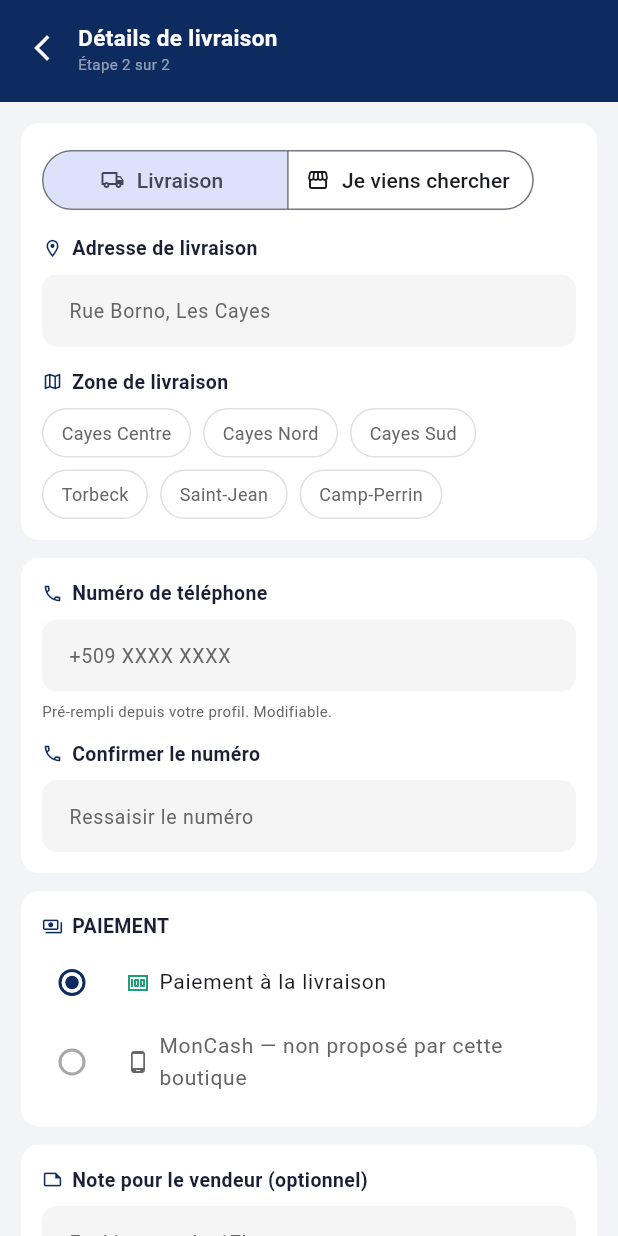
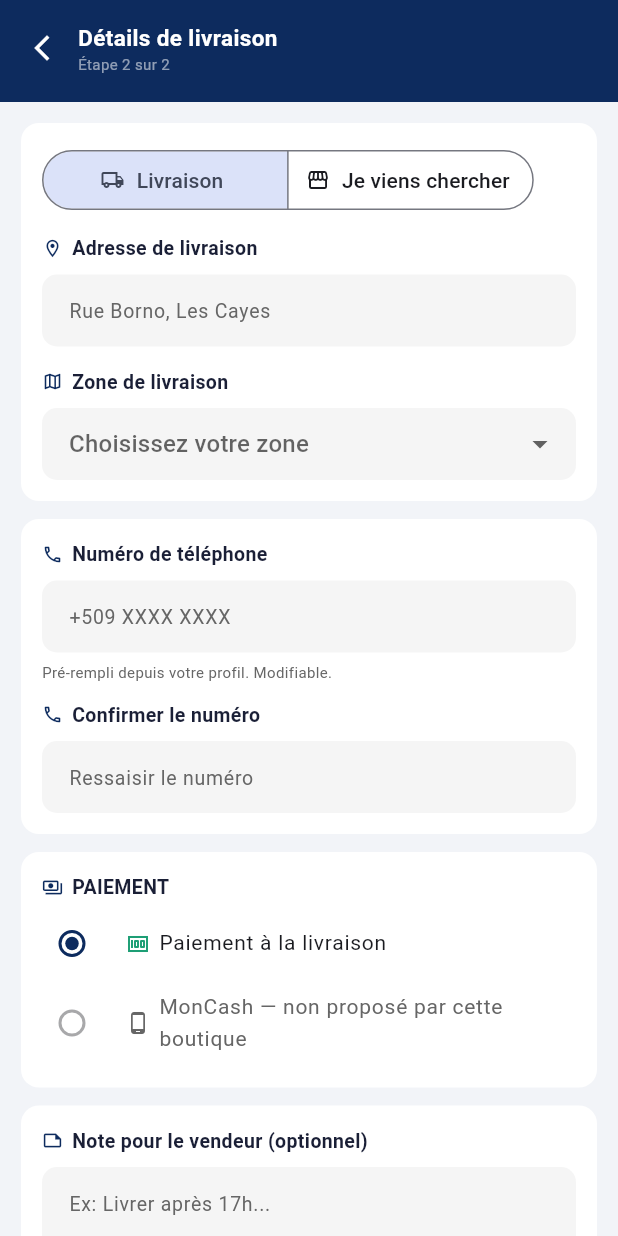
Before and after one commit to Faitza/CommercHaiti, a Flutter app: the OrderFormScreen screen opened by its route, on a phone screen of 412 x 824 dp. Run offline on Flutter 3.47's test engine with Material 3 defaults, Android fonts, the phone set to English and light mode, and no system bars; our stand-ins replace cached_network_image, firebase_core, firebase_messaging, flutter_image_compress, go_router, image_picker and 5 more; missing offline and left inert: tflite_flutter; accounts and stored records are empty; network calls fail.

Commit message:
Zones de livraison : menu déroulant vendeur et erreur côté client
Vendeur (création et modification de la boutique) : menu déroulant des
zones + champ « Autre zone » à écrire, zones choisies retirables.
Client : menu déroulant de sa zone ; si la boutique n'y livre pas,
message d'erreur et commande bloquée. Le serveur refuse aussi la
commande (trigger de migration_frais_livraison.sql).

Co-Authored-By: Claude Opus 5.5 <noreply@anthropic.com>
Claude-Session: https://claude.ai/code/session_01NsHeYk4rPbiQcuxabrTknd

```diff
--- /dev/null
+++ b/lib/constants/zones.dart
@@ -0,0 +1,21 @@
+/// Zones de livraison
+/// Path : lib/constants/zones.dart
+///
+/// Liste des zones proposées dans le menu déroulant du vendeur (création
+/// et modification de la boutique) et du client (formulaire de commande).
+/// Un vendeur peut aussi écrire une autre zone : elle est alors rangée
+/// telle quelle dans shops.zones_livraison.
+class Zones {
+  Zones._();
+
+  static const List<String> toutes = [
+    'Cayes Centre', 'Cayes Nord', 'Cayes Sud',
+    'Torbeck', 'Saint-Jean', 'Maniche', 'Camp-Perrin',
+  ];
+
+  /// Comparaison sans tenir compte des majuscules ni des espaces autour,
+  /// pour qu'une zone écrite à la main ("torbeck ") corresponde à la
+  /// zone de la liste ("Torbeck").
+  static bool memeZone(String a, String b) =>
+      a.trim().toLowerCase() == b.trim().toLowerCase();
+}
--- a/lib/screens/orders/order_form_screen.dart
+++ b/lib/screens/orders/order_form_screen.dart
@@ -8,6 +8,7 @@ import '../../providers/order_provider.dart';
 import '../../models/order_model.dart';
 import '../../models/shop_model.dart';
 import '../../providers/theme_provider.dart';
+import '../../constants/zones.dart';
 import '../../constants/app_colors.dart';
 import '../../widgets/moncash_widgets.dart';
 import '../../services/database_service.dart';
@@ -41,9 +42,12 @@ class _OrderFormScreenState extends State<OrderFormScreen> {
   final _telephoneCtrl = TextEditingController();
   final _confirmTelCtrl = TextEditingController();
   final _noteCtrl = TextEditingController();
-  // Zone de livraison choisie parmi `_zones` (chaîne vide = rien de
+  // Zone du client choisie dans le menu déroulant (chaîne vide = rien de
   // sélectionné, ce qui bloque la validation dans `_valider()`).
+  // `_autreZone` = le client a choisi "Autre zone" (absente de la liste).
   String _zone = '';
+  bool _autreZone = false;
+  static const String _valeurAutre = '__autre__';
   // true = le client vient chercher sa commande à la boutique : pas
   // d'adresse, pas de zone, pas de frais de livraison.
   bool _retrait = false;
@@ -55,15 +59,39 @@ class _OrderFormScreenState extends State<OrderFormScreen> {
   String? _moncashNumero;
   // Zones livrées par la boutique du panier et leur prix de livraison
   // (HTG). Vide tant que la boutique n'est pas chargée, ou si elle n'a
-  // configuré aucune zone : on retombe alors sur la liste fixe `_zones`.
+  // configuré aucune zone (anciennes boutiques : toute zone acceptée).
   Map<String, double> _fraisParZone = {};
 
-  List<String> get _zonesProposees =>
-      _fraisParZone.isEmpty ? _zones : _fraisParZone.keys.toList();
+  // Menu déroulant : toutes les zones de la liste + celles que la
+  // boutique a écrites elle-même, pour que le client trouve la sienne.
+  List<String> get _zonesProposees => [
+        ...Zones.toutes,
+        ..._fraisParZone.keys
+            .where((z) => !Zones.toutes.any((t) => Zones.memeZone(t, z))),
+      ];
+
+  // Nom de la zone tel que la boutique l'a enregistré (null = la boutique
+  // ne livre pas dans `zone`).
+  String? _zoneBoutique(String zone) {
+    for (final z in _fraisParZone.keys) {
+      if (Zones.memeZone(z, zone)) return z;
+    }
+    return null;
+  }
+
+  // true quand le client a choisi une zone où la boutique ne livre pas :
+  // message d'erreur sous le menu et commande bloquée.
+  bool get _zoneNonLivree =>
+      !_retrait &&
+      (_autreZone ||
+          (_zone.isNotEmpty &&
+              _fraisParZone.isNotEmpty &&
+              _zoneBoutique(_zone) == null));
 
   // Prix de livraison de la zone choisie. Le serveur recalcule le même
   // montant à la création de la commande (migration_frais_livraison.sql).
-  double get _fraisLivraison => _retrait ? 0 : _fraisParZone[_zone] ?? 0;
+  double get _fraisLivraison =>
+      _retrait ? 0 : _fraisParZone[_zoneBoutique(_zone) ?? ''] ?? 0;
   // Numéro de transaction MonCash saisi par le client.
   final _moncashRefCtrl = TextEditingController();
   // Bascule à `true` pendant l'appel réseau de création de commande, pour
@@ -75,13 +103,6 @@ class _OrderFormScreenState extends State<OrderFormScreen> {
   // appui, nouvel essai après une erreur réseau) envoient la même clé :
   // le serveur ne crée jamais deux commandes pour elle.
   final String _cleCommande = DatabaseService.nouvelleCleIdempotence();
-
-  // Liste fixe des zones de livraison desservies (zone géographique des
-  // Cayes et environs, cohérent avec le périmètre du projet ITAC).
-  final List<String> _zones = [
-    'Cayes Centre', 'Cayes Nord', 'Cayes Sud',
-    'Torbeck', 'Saint-Jean', 'Camp-Perrin',
-  ];
 
   @override
   void initState() {
@@ -113,7 +134,6 @@ class _OrderFormScreenState extends State<OrderFormScreen> {
       setState(() {
         if (numero != null && numero.isNotEmpty) _moncashNumero = numero;
         _fraisParZone = {for (final z in zones) z.zone: z.frais};
-        if (_zone.isNotEmpty && !_zonesProposees.contains(_zone)) _zone = '';
       });
     } catch (_) {}
   }
@@ -158,9 +178,18 @@ class _OrderFormScreenState extends State<OrderFormScreen> {
     // 2) La zone de livraison n'est pas un TextFormField mais une sélection
     // par "chips" (Wrap de GestureDetector plus bas) : on la valide donc
     // manuellement ici, hors du mécanisme de Form.
-    if (!_retrait && _zone.isEmpty) {
+    if (!_retrait && _zone.isEmpty && !_autreZone) {
       ScaffoldMessenger.of(context).showSnackBar(const SnackBar(
         content: Text('Sélectionnez une zone de livraison'),
+        backgroundColor: Color(0xFFE63946),
+      ));
+      return;
+    }
+    // 3) La boutique doit livrer dans la zone choisie (le serveur refuse
+    // aussi la commande, voir migration_frais_livraison.sql).
+    if (_zoneNonLivree) {
+      ScaffoldMessenger.of(context).showSnackBar(const SnackBar(
+        content: Text('Cette boutique ne livre pas dans votre zone'),
         backgroundColor: Color(0xFFE63946),
       ));
       return;
@@ -260,7 +289,9 @@ class _OrderFormScreenState extends State<OrderFormScreen> {
       statut: 'nouvelle',
       adresseLivraison:
           _retrait ? OrderModel.retraitBoutique : _adresseCtrl.text.trim(),
-      zone: _retrait ? OrderModel.retraitBoutique : _zone,
+      zone: _retrait
+          ? OrderModel.retraitBoutique
+          : _zoneBoutique(_zone) ?? _zone,
       telephoneClient: _telephoneCtrl.text.trim(),
       noteVendeur: _noteCtrl.text.isEmpty ? null : _noteCtrl.text.trim(),
       createdAt: DateTime.now(),
@@ -448,47 +479,59 @@ class _OrderFormScreenState extends State<OrderFormScreen> {
                       const SizedBox(height: 14),
                       _label(Icons.map_outlined, 'Zone de livraison', isDark),
                       const SizedBox(height: 8),
-                      // "Chips" cliquables représentant chaque zone
-                      // possible ; la zone sélectionnée est mise en
-                      // surbrillance (fond bleu foncé). Ce n'est pas un
-                      // champ de Form classique, d'où la validation
-                      // manuelle faite dans `_valider()`.
-                      Wrap(
-                        spacing: 8, runSpacing: 8,
-                        children: _zonesProposees.map((z) {
-                          final sel = _zone == z;
-                          return GestureDetector(
-                            onTap: () => setState(() => _zone = z),
-                            child: Container(
-                              padding: const EdgeInsets.symmetric(
-                                  horizontal: 12, vertical: 7),
-                              decoration: BoxDecoration(
-                                color: sel
-                                    ? const Color(0xFF0D2B5E)
-                                    : AppColors.surface(isDark),
-                                borderRadius: BorderRadius.circular(20),
-                                border: Border.all(
-                                  color: sel
-                                      ? const Color(0xFF0D2B5E)
-                                      : AppColors.borderColor(isDark),
-                                ),
-                              ),
+                      // Menu déroulant des zones (prix affiché pour les
+                      // zones livrées par la boutique). "Autre zone" = la
+                      // zone du client n'est pas dans la liste. Validé à
+                      // la main dans `_valider()`.
+                      DropdownButtonFormField<String>(
+                        isExpanded: true,
+                        initialValue: _autreZone
+                            ? _valeurAutre
+                            : (_zone.isEmpty ? null : _zone),
+                        decoration: _deco('Choisissez votre zone', isDark),
+                        items: [
+                          ..._zonesProposees.map((z) {
+                            final b = _zoneBoutique(z);
+                            final f = b == null ? 0.0 : _fraisParZone[b]!;
+                            return DropdownMenuItem(
+                              value: z,
                               child: Text(
-                                  (_fraisParZone[z] ?? 0) > 0
-                                      ? '$z · ${_fraisParZone[z]!.toStringAsFixed(0)} HTG'
+                                  b != null && f > 0
+                                      ? '$z · ${f.toStringAsFixed(0)} HTG'
                                       : z,
-                                  style: TextStyle(
-                                      fontSize: 12,
-                                      color: sel
-                                          ? Colors.white
-                                          : AppColors.textSecondaryFor(isDark),
-                                      fontWeight: sel
-                                          ? FontWeight.bold
-                                          : FontWeight.normal)),
-                            ),
-                          );
-                        }).toList(),
+                                  style: const TextStyle(fontSize: 13)),
+                            );
+                          }),
+                          const DropdownMenuItem(
+                            value: _valeurAutre,
+                            child: Text('Autre zone',
+                                style: TextStyle(fontSize: 13)),
+                          ),
+                        ],
+                        onChanged: (z) => setState(() {
+                          _autreZone = z == _valeurAutre;
+                          _zone = _autreZone ? '' : (z ?? '');
+                        }),
                       ),
+                      // Erreur : la boutique ne livre pas dans cette zone.
+                      // On rappelle où elle livre et on propose le retrait.
+                      if (_zoneNonLivree) ...[
+                        const SizedBox(height: 10),
+                        Container(
+                          width: double.infinity,
+                          padding: const EdgeInsets.all(10),
+                          decoration: BoxDecoration(
+                            color: const Color(0xFFFDEAEA),
+                            borderRadius: BorderRadius.circular(8),
+                          ),
+                          child: Text(
+                              'Cette boutique ne livre pas dans votre zone. '
+                              '${_fraisParZone.isEmpty ? '' : 'Elle livre à : ${_fraisParZone.keys.join(', ')}. '}'
+                              'Vous pouvez choisir « Je viens chercher ».',
+                              style: const TextStyle(
+                                  fontSize: 12, color: Color(0xFFE63946))),
+                        ),
+                      ],
                       ],
                     ]),
                     const SizedBox(height: 12),
@@ -671,7 +714,7 @@ class _OrderFormScreenState extends State<OrderFormScreen> {
                           ),
                         // Livraison : prix de la zone choisie (le serveur
                         // l'ajoute au total de la commande).
-                        if (_zone.isNotEmpty || _retrait)
+                        if ((_zone.isNotEmpty && !_zoneNonLivree) || _retrait)
                           Padding(
                             padding: const EdgeInsets.only(bottom: 6),
                             child: Row(
```
Also changed, not shown: lib/screens/auth/create_shop_screen.dart (+10 -32 lines), lib/screens/vendor/vendor_edit_shop_screen.dart (+10 -30 lines), lib/widgets/zones_livraison_selecteur.dart (added, +122 -0 lines), 1 other file.
